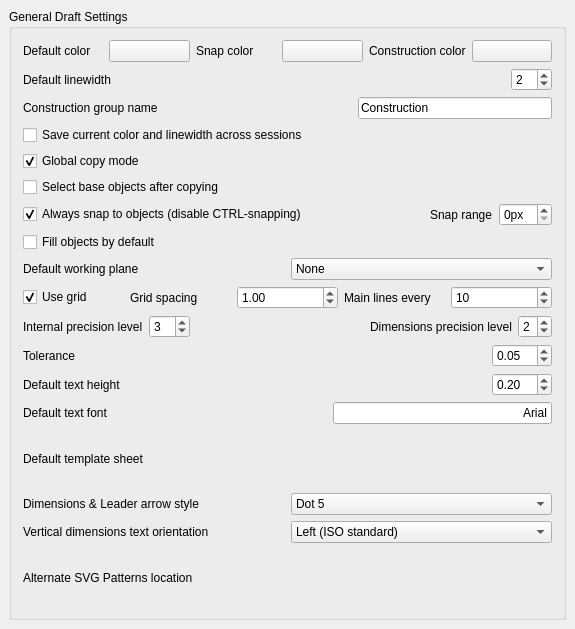
Qt form src/Mod/Draft/Resources/ui/userprefs-base.ui (berndhahnebach/All_FreeCAD) before a commit.
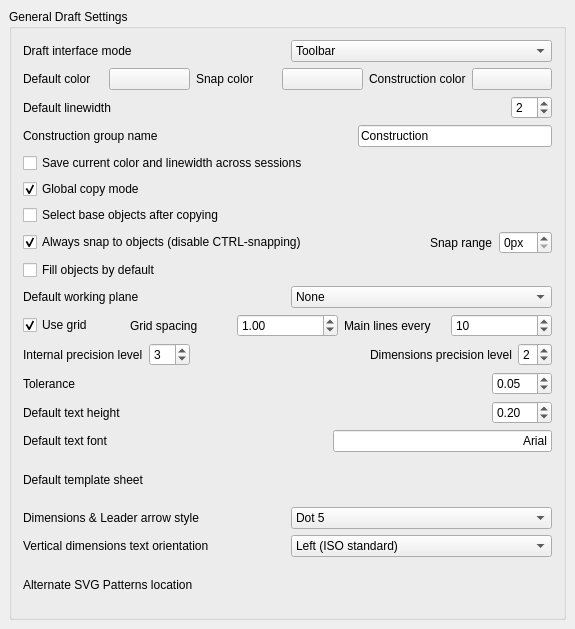
The same form after that commit. Custom widgets are drawn as their Qt base class.

Commit message: + prep work for Draft-in-Taskview

```diff
--- a/src/Mod/Draft/Resources/ui/userprefs-base.ui
+++ b/src/Mod/Draft/Resources/ui/userprefs-base.ui
@@ -26,6 +26,40 @@
       <string>General Draft Settings</string>
      </property>
      <layout class="QVBoxLayout" name="verticalLayout_2">
+      <item>
+       <layout class="QHBoxLayout" name="horizontalLayout_19">
+        <item>
+         <widget class="QLabel" name="label_19">
+          <property name="text">
+           <string>Draft interface mode</string>
+          </property>
+         </widget>
+        </item>
+        <item>
+         <widget class="Gui::PrefComboBox" name="gui::prefcombobox_4">
+          <property name="toolTip">
+           <string>This is the UI mode in which the Draft module will work: Toolbar mode will place all Draft settings in a separate toolbar, while taskbar mode will use the FreeCAD Taskview system for all its user interaction</string>
+          </property>
+          <property name="prefEntry" stdset="0">
+           <cstring>UiMode</cstring>
+          </property>
+          <property name="prefPath" stdset="0">
+           <cstring>Mod/Draft</cstring>
+          </property>
+          <item>
+           <property name="text">
+            <string>Toolbar</string>
+           </property>
+          </item>
+          <item>
+           <property name="text">
+            <string>Taskview</string>
+           </property>
+          </item>
+         </widget>
+        </item>
+       </layout>
+      </item>
       <item>
        <layout class="QHBoxLayout" name="horizontalLayout_2">
         <item>
```
The commit also changes 7 other files.
